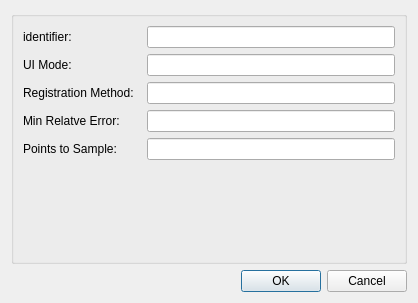
Old version of the form pointwiserigidregistrationstep/qt/configuredialog.ui in the repository mapclient-plugins/pointwiserigidregistrationstep.
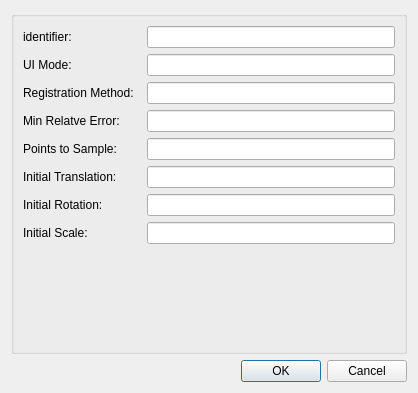
New version of the form.

Commit message: Initial translation, rotation and isotropic scaling added to configs and GUI. If initial translation is 0, initial translation is calculated from difference in source and target CoMs.

The edit to the form file:
```diff
--- a/pointwiserigidregistrationstep/qt/configuredialog.ui
+++ b/pointwiserigidregistrationstep/qt/configuredialog.ui
@@ -7,7 +7,7 @@
     <x>0</x>
     <y>0</y>
     <width>418</width>
-    <height>303</height>
+    <height>393</height>
    </rect>
   </property>
   <property name="windowTitle">
@@ -70,6 +70,36 @@
       <item row="4" column="1">
        <widget class="QLineEdit" name="lineEdit4"/>
       </item>
+      <item row="5" column="1">
+       <widget class="QLineEdit" name="lineEdit5"/>
+      </item>
+      <item row="6" column="1">
+       <widget class="QLineEdit" name="lineEdit6"/>
+      </item>
+      <item row="7" column="1">
+       <widget class="QLineEdit" name="lineEdit7"/>
+      </item>
+      <item row="5" column="0">
+       <widget class="QLabel" name="label">
+        <property name="text">
+         <string>Initial Translation:</string>
+        </property>
+       </widget>
+      </item>
+      <item row="6" column="0">
+       <widget class="QLabel" name="label_2">
+        <property name="text">
+         <string>Initial Rotation:</string>
+        </property>
+       </widget>
+      </item>
+      <item row="7" column="0">
+       <widget class="QLabel" name="label_3">
+        <property name="text">
+         <string>Initial Scale:</string>
+        </property>
+       </widget>
+      </item>
      </layout>
     </widget>
    </item>
```
The commit also changes 6 other files.
